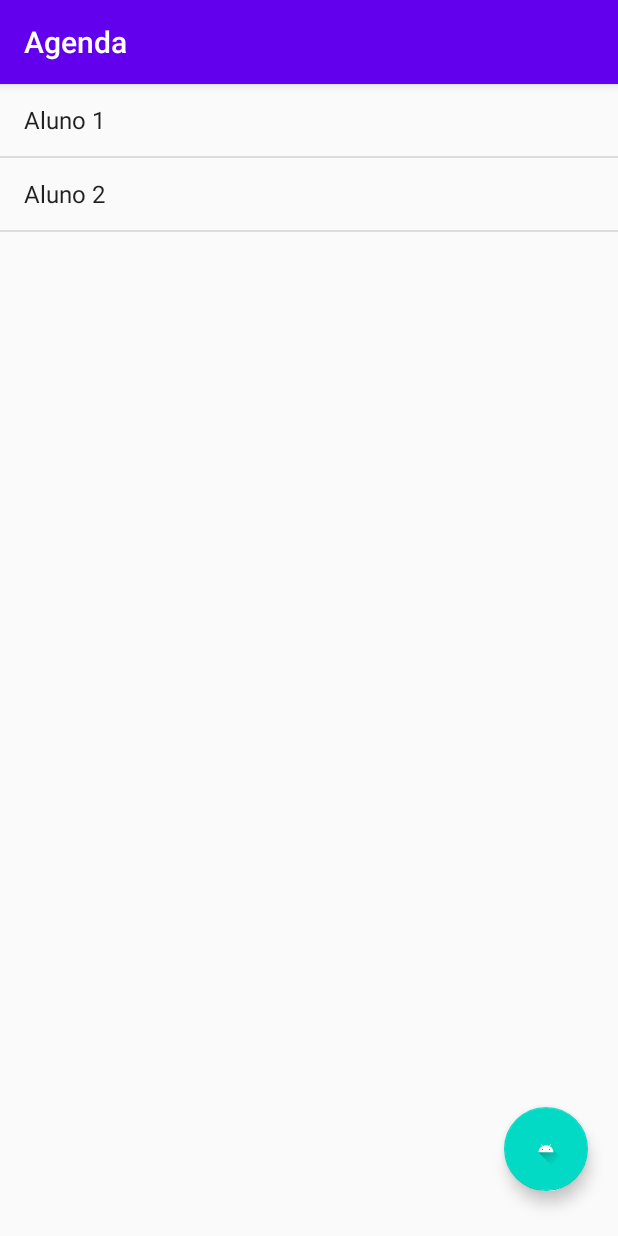
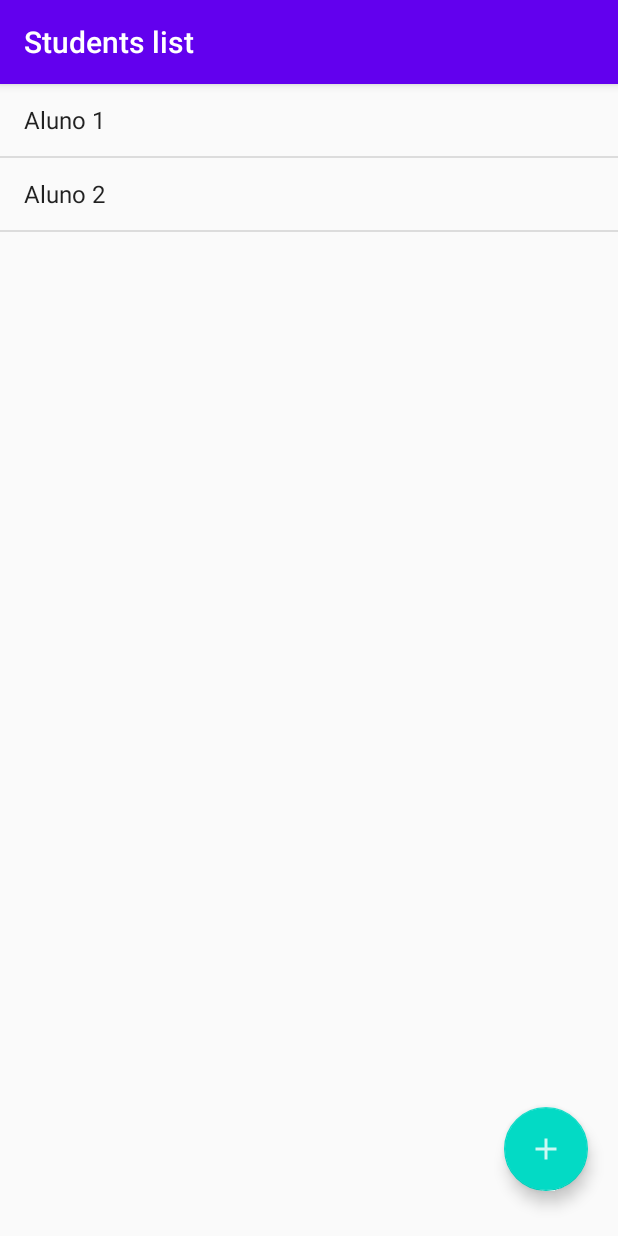
Before and after one commit to rdiego26/alura-android1, an Android app: the screen it shows after launch (MainActivity), on a phone screen of 412 x 824 dp. Run offline under Robolectric (Android 15) with nearby library versions, the phone set to English and light mode, and no system bars.

Commit message:
ADD fab icon and change title on app bar

```diff
--- a/agenda/app/src/main/java/me/diegoramos/agenda/MainActivity.kt
+++ b/agenda/app/src/main/java/me/diegoramos/agenda/MainActivity.kt
@@ -10,6 +10,7 @@ class MainActivity : AppCompatActivity() {
     override fun onCreate(savedInstanceState: Bundle?) {
         super.onCreate(savedInstanceState)
         setContentView(R.layout.activity_main)
+        setTitle(R.string.main_activity_title)
 
         val listView: ListView = findViewById(R.id.activity_student_list)
         val studentList = listOf("Aluno 1", "Aluno 2")
--- /dev/null
+++ b/agenda/app/src/main/res/drawable-anydpi/ic_action_add_student.xml
@@ -0,0 +1,11 @@
+<vector xmlns:android="http://schemas.android.com/apk/res/android"
+    android:width="24dp"
+    android:height="24dp"
+    android:viewportWidth="24"
+    android:viewportHeight="24"
+    android:tint="#FFFFFF"
+    android:alpha="0.8">
+    <path
+        android:fillColor="#FF000000"
+        android:pathData="M19,13h-6v6h-2v-6H5v-2h6V5h2v6h6v2z"/>
+</vector>
--- a/agenda/app/src/main/res/layout/activity_main.xml
+++ b/agenda/app/src/main/res/layout/activity_main.xml
@@ -22,7 +22,9 @@
         android:layout_marginBottom="30dp"
         app:layout_constraintBottom_toBottomOf="parent"
         app:layout_constraintEnd_toEndOf="parent"
-        app:srcCompat="@drawable/ic_launcher_foreground" />
+        android:clickable="true"
+        android:focusable="true"
+        app:srcCompat="@drawable/ic_action_add_student" />
 
 
 </androidx.constraintlayout.widget.ConstraintLayout>
--- a/agenda/app/src/main/res/values/strings.xml
+++ b/agenda/app/src/main/res/values/strings.xml
@@ -1,3 +1,4 @@
 <resources>
     <string name="app_name">Agenda</string>
+    <string name="main_activity_title">Students list</string>
 </resources>
```
Also changed, not shown: agenda/app/src/main/res/drawable-hdpi/ic_action_add_student.png (added), agenda/app/src/main/res/drawable-mdpi/ic_action_add_student.png (added), agenda/app/src/main/res/drawable-xhdpi/ic_action_add_student.png (added), agenda/app/src/main/res/drawable-xxhdpi/ic_action_add_student.png (added).
